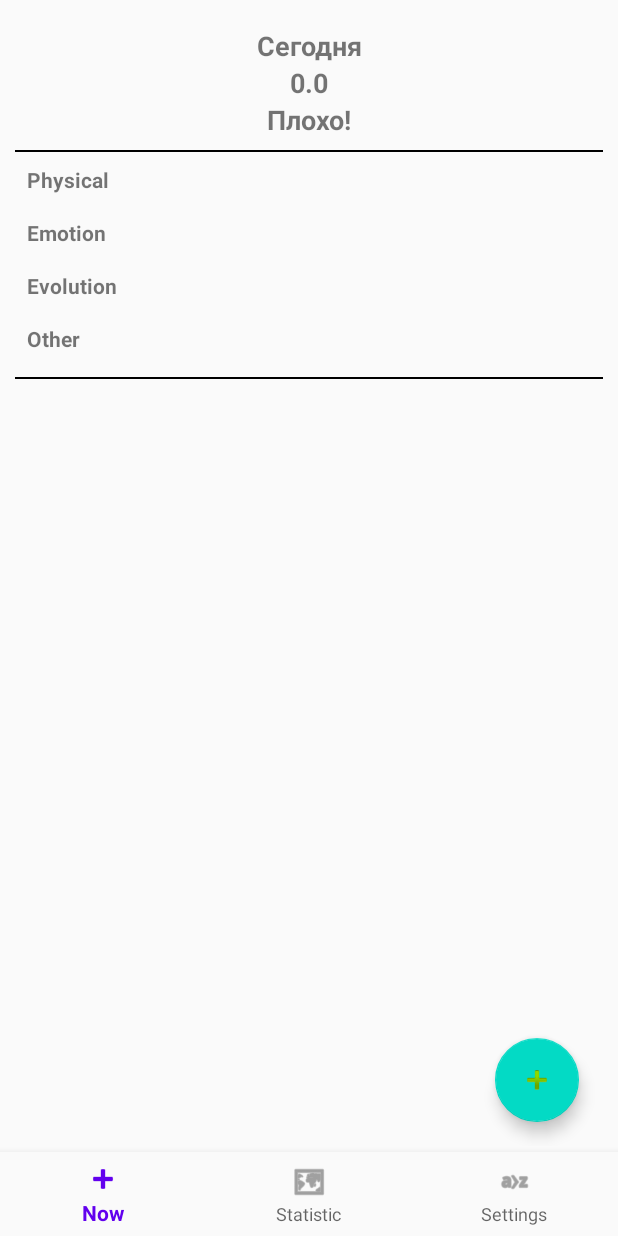
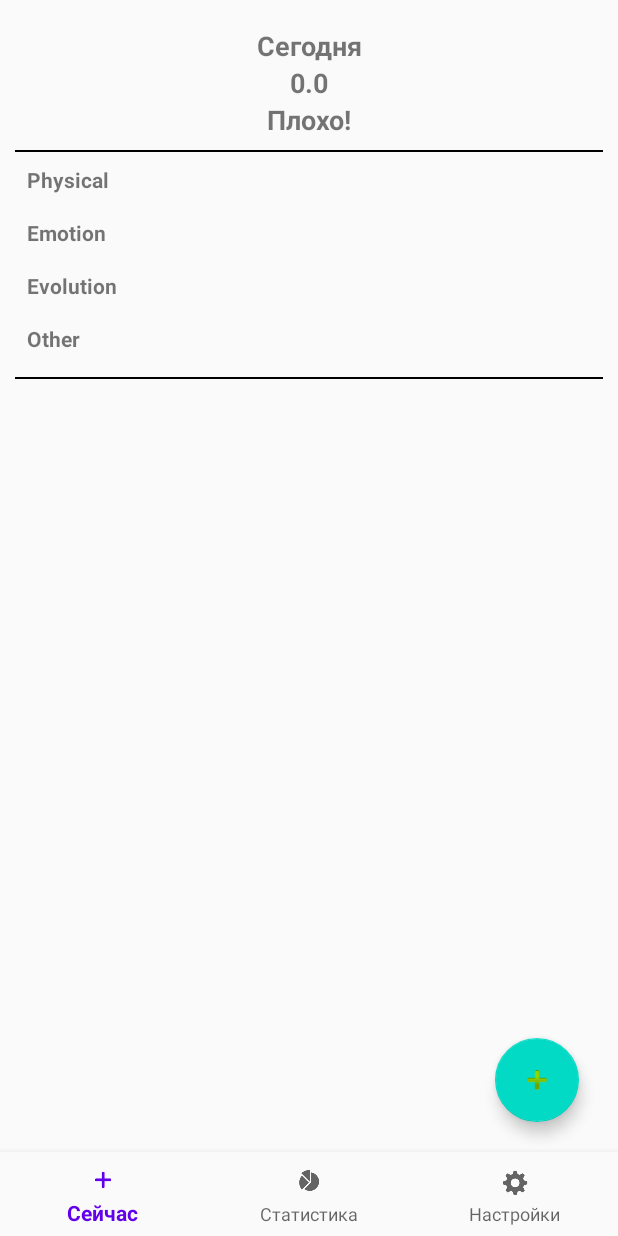
Before and after one commit to StudenetskiyA/QuantOfLife, an Android app: the MainActivity screen opened directly, with no data from a screen before it, on a phone screen of 412 x 824 dp. Run offline under Robolectric (Android 15) with nearby library versions, the phone set to English and light mode, and no system bars; our stand-ins replace data binding, navigation-ui; 3 statements that could not run were skipped.

Commit message:
Новые иконки

```diff
--- a/app/src/main/res/menu/bottom_nav_menu.xml
+++ b/app/src/main/res/menu/bottom_nav_menu.xml
@@ -3,17 +3,17 @@
 
     <item
         android:id="@+id/navigation_home"
-        android:icon="@android:drawable/ic_input_add"
+        android:icon="@drawable/ic_now"
         android:title="@string/title_now" />
 
     <item
         android:id="@+id/navigation_dashboard"
-        android:icon="@android:drawable/ic_menu_mapmode"
+        android:icon="@drawable/ic_statistic"
         android:title="@string/title_statistic" />
 
     <item
         android:id="@+id/navigation_notifications"
-        android:icon="@android:drawable/ic_menu_sort_alphabetically"
+        android:icon="@drawable/ic_settings"
         android:title="@string/title_settings" />
 
 </menu>
--- a/app/src/main/res/values/strings.xml
+++ b/app/src/main/res/values/strings.xml
@@ -1,8 +1,8 @@
 <resources>
     <string name="app_name">Квант жизни</string>
-    <string name="title_now">Now</string>
-    <string name="title_statistic">Statistic</string>
-    <string name="title_settings">Settings</string>
+    <string name="title_now">Сейчас</string>
+    <string name="title_statistic">Статистика</string>
+    <string name="title_settings">Настройки</string>
     <string name="onboarding_first_description">Здесь большое и подробное описание, как пользоваться приложением.\nС картинками и графиками.\n</string>
     <string name="onboarding_second_description">Здесь описание про то, что нужно выбрать три категории оценки и назвать их.\nЕсли не заполните - проставятся дефолтные.</string>
     <string name="about_type_quant">Описание, какие типы когда выбирать</string>
```
Also changed, not shown: app/src/main/res/drawable/ic_now.png, app/src/main/res/drawable/ic_settings.png, app/src/main/res/drawable/ic_statistic.png, app/src/main/res/drawable/quant_shower.png.
